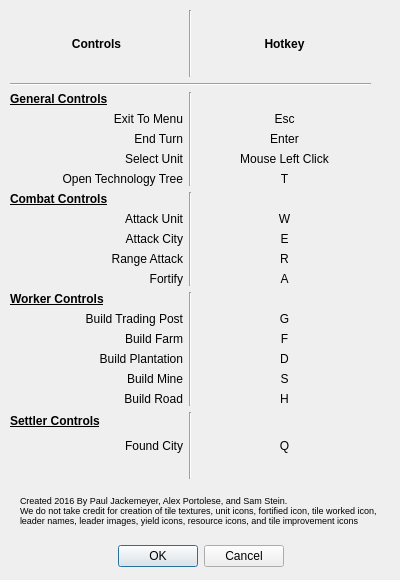
Above: ProjectHiawatha/about.ui from Alex-BusNet/ProjectHiawatha before the change. Below: the same form after it.
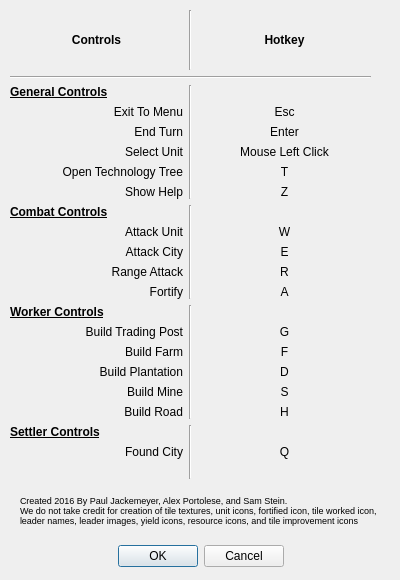
That is the form after the change.

```diff
--- a/ProjectHiawatha/about.ui
+++ b/ProjectHiawatha/about.ui
@@ -162,6 +162,16 @@
           </property>
          </widget>
         </item>
+        <item>
+         <widget class="QLabel" name="label_42">
+          <property name="text">
+           <string>Show Help</string>
+          </property>
+          <property name="alignment">
+           <set>Qt::AlignRight|Qt::AlignTrailing|Qt::AlignVCenter</set>
+          </property>
+         </widget>
+        </item>
        </layout>
       </item>
       <item>
@@ -220,6 +230,16 @@
           </property>
          </widget>
         </item>
+        <item>
+         <widget class="QLabel" name="label_43">
+          <property name="text">
+           <string>Z</string>
+          </property>
+          <property name="alignment">
+           <set>Qt::AlignCenter</set>
+          </property>
+         </widget>
+        </item>
        </layout>
       </item>
      </layout>
```
